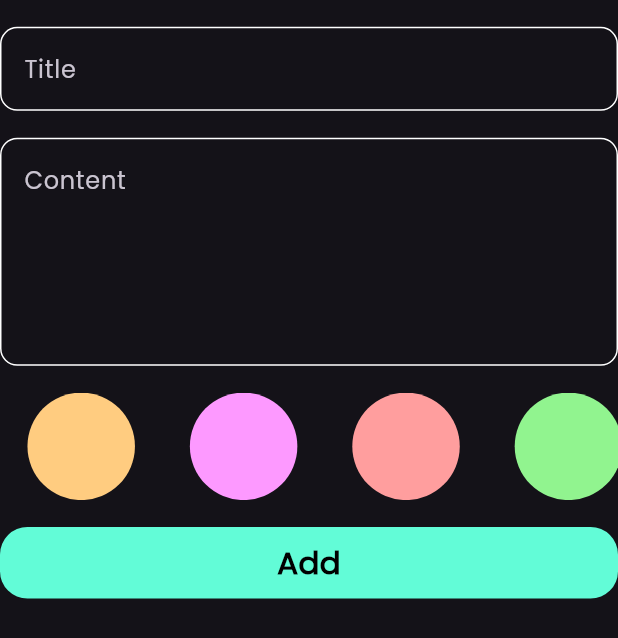
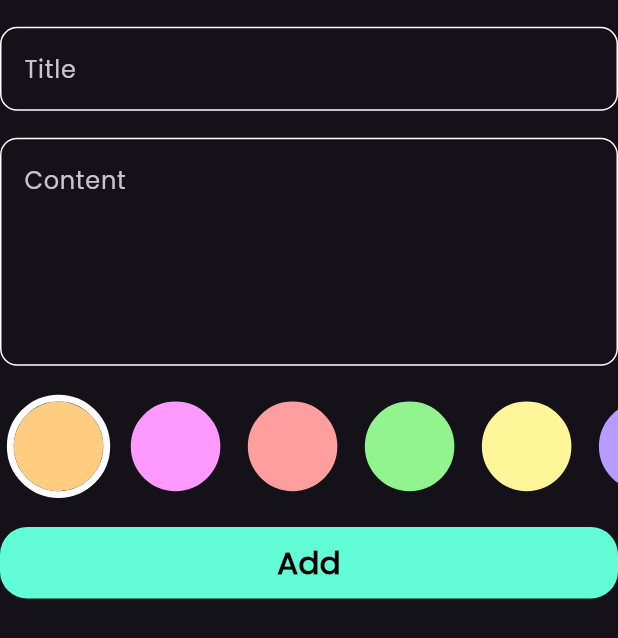
Before and after one commit to radwaadel17/Notes-app, a Flutter app: the AddNoteForm widget shown alone on an empty page, opened directly, on a phone screen of 412 x 824 dp. Shown: the top 638 px of the screen. Run offline on Flutter 3.47's test engine with Material 3 defaults, Android fonts, the phone set to English and light mode, and no system bars; our stand-ins replace flutter_bloc, flutter_screenutil, hive, hive_flutter, modal_progress_hud_nsn; accounts and stored records are empty.

Commit message:
add files to widgets ListViewOfColors and ContainerColor

```diff
--- /dev/null
+++ b/app/devtools_options.yaml
@@ -0,0 +1,3 @@
+description: This file stores settings for Dart & Flutter DevTools.
+documentation: https://docs.flutter.dev/tools/devtools/extensions#configure-extension-enablement-states
+extensions:
--- a/app/lib/widgets/AddNoteForm.dart
+++ b/app/lib/widgets/AddNoteForm.dart
@@ -1,7 +1,9 @@
 import 'package:app/cubits/Add%20note%20cubit/Add_note_cubit.dart';
 import 'package:app/cubits/Notes%20cubit/Note%20cubit.dart';
 import 'package:app/models/NoteModel.dart';
+import 'package:app/widgets/ContainerColor.dart';
 import 'package:app/widgets/CustomTextField.dart';
+import 'package:app/widgets/ListViewOfColors.dart';
 import 'package:app/widgets/customButton.dart';
 import 'package:flutter/material.dart';
 import 'package:flutter_bloc/flutter_bloc.dart';
@@ -20,6 +22,7 @@ class _AddNoteFormState extends State<AddNoteForm> {
   GlobalKey<FormState> globalKey = GlobalKey();
   AutovalidateMode autovalidateMode = AutovalidateMode.disabled;
   String? title, subtitle;
+
 
   @override
   Widget build(BuildContext context) {
@@ -50,7 +53,7 @@ class _AddNoteFormState extends State<AddNoteForm> {
           SizedBox(
             height: 15.h,
           ),
-          ListViewOfColors(),
+          const ListViewOfColors(),
           SizedBox(
             height: 15.h,
           ),
@@ -79,50 +82,3 @@ class _AddNoteFormState extends State<AddNoteForm> {
     );
   }
 }
-class ListViewOfColors extends StatefulWidget {
-  const ListViewOfColors({super.key});
-
-  @override
-  State<ListViewOfColors> createState() => _ListViewOfColorsState();
-}
-
-class _ListViewOfColorsState extends State<ListViewOfColors> {
-    List<Color> colors  = [
-  const Color(0xffFFCC80),
-  const Color(0xffFD99FF),
-  const Color(0xffFF9E9E),
-  const Color(0xff91F48F),
-  const Color(0xffFFF599),
-  const Color(0xffB69CFF),
-  ];
-  @override
-  Widget build(BuildContext context) {
-    return SizedBox(
-      height: 60.h,
-      child: ListView.builder(
-        scrollDirection: Axis.horizontal,
-        itemCount: colors.length,
-        itemBuilder: (context , index){
-         return ContainerColor(color: colors[index]);
-      }),
-    );
-  }
-}
-class ContainerColor extends StatelessWidget {
-  const ContainerColor({super.key, required this.color});
-  final Color color ;
-  @override
-  Widget build(BuildContext context) {
-    return Padding(
-      padding: EdgeInsets.symmetric(horizontal: 16.w),
-      child: Container(
-      height: 60.h,
-      width: 60.h,
-      decoration: BoxDecoration(
-        borderRadius: BorderRadius.circular(100.r),
-        color: color,
-      ),
-      ),
-    );
-  }
-}
--- /dev/null
+++ b/app/lib/widgets/ContainerColor.dart
@@ -0,0 +1,32 @@
+import 'package:flutter/material.dart';
+import 'package:flutter_screenutil/flutter_screenutil.dart';
+
+class ContainerColor extends StatefulWidget {
+  const ContainerColor({super.key, required this.color, required this.ch});
+  final Color color ;
+  final bool ch ;
+
+  @override
+  State<ContainerColor> createState() => _ContainerColorState();
+}
+
+class _ContainerColorState extends State<ContainerColor> {
+  @override
+  Widget build(BuildContext context) {
+    return Padding(
+      padding: EdgeInsets.symmetric(horizontal: 8.w ),
+      child: Align(
+        alignment: Alignment.center,
+        child: Container(
+        height: 50.h,
+        width: 50.h,
+        decoration: BoxDecoration(
+          borderRadius: BorderRadius.circular(100.r),
+          color: widget.color,
+          border: widget.ch == true ? Border.all(color: Colors.white , width: 4.w , strokeAlign: BorderSide.strokeAlignOutside) : Border.all(color: widget.color),
+        ),
+        ),
+      ),
+    );
+  }
+}
--- /dev/null
+++ b/app/lib/widgets/ListViewOfColors.dart
@@ -0,0 +1,48 @@
+import 'package:app/widgets/ContainerColor.dart';
+import 'package:flutter/material.dart';
+import 'package:flutter_screenutil/flutter_screenutil.dart';
+
+class ListViewOfColors extends StatefulWidget {
+  const ListViewOfColors({super.key});
+
+  @override
+  State<ListViewOfColors> createState() => _ListViewOfColorsState();
+}
+
+class _ListViewOfColorsState extends State<ListViewOfColors> {
+    List<Color> colors  = [
+  const Color(0xffFFCC80),
+  const Color(0xffFD99FF),
+  const Color(0xffFF9E9E),
+  const Color(0xff91F48F),
+  const Color(0xffFFF599),
+  const Color(0xffB69CFF),
+  ];
+  int selectedIndex = 0 ;
+  Color selectedColor =   const Color(0xffFFCC80) ;
+  @override
+  Widget build(BuildContext context) {
+    return SizedBox(
+      height: 60.h,
+      child: ListView.builder(
+        padding: EdgeInsets.zero,
+        scrollDirection: Axis.horizontal,
+        itemCount: colors.length,
+        itemBuilder: (context , index){
+          bool ch = selectedIndex == index;
+         return GestureDetector(
+          onTap: (){
+            selectedIndex = index ;
+            selectedColor = colors[index];
+            setState(() {
+
+            });
+
+          },
+          child: ContainerColor(
+            ch: ch,
+            color: colors[index]));
+      }),
+    );
+  }
+}
```
